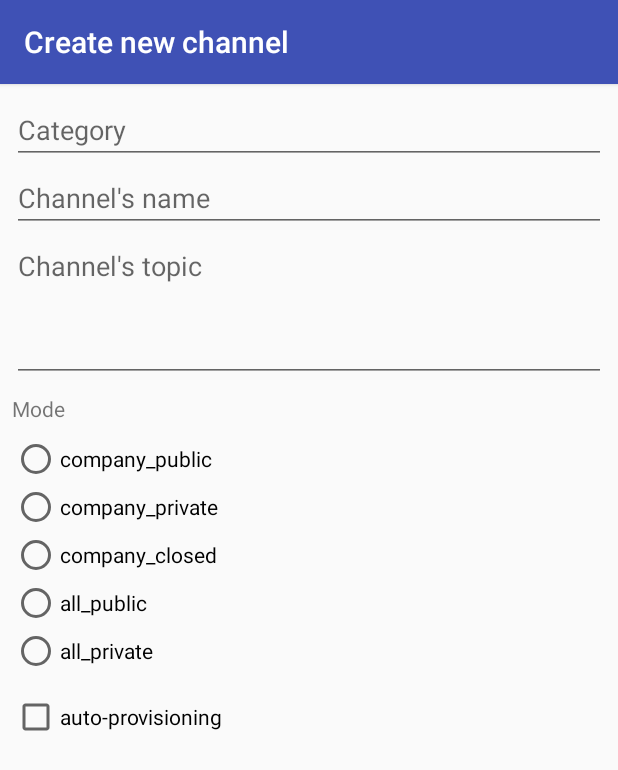
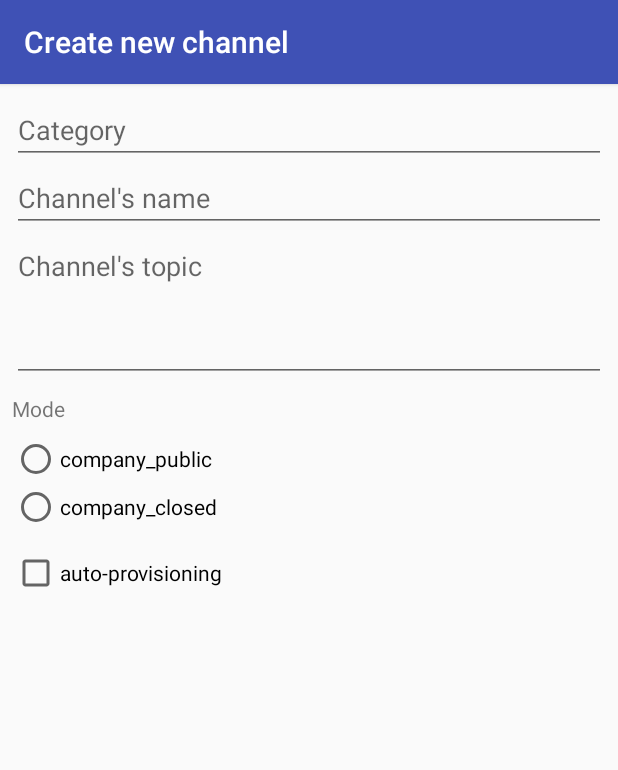
Before and after one commit to Rainbow-CPaaS/Rainbow-Android-SDK-Samples, an Android app: the fragment NewChannelFragment placed in its activity, on a phone screen of 412 x 824 dp. Shown: the top 770 px of the screen. Run offline under Robolectric (Android 15) with nearby library versions, the phone set to English and light mode, and no system bars; libraries missing offline, so code that uses them is left out: com.ale.infra; 3 statements that could not run were skipped.

Commit message:
Update after channels api renamed + migration to androidx

```diff
--- a/Channels/app/src/main/java/com/ale/channelsdemo/activities/StartupActivity.java
+++ b/Channels/app/src/main/java/com/ale/channelsdemo/activities/StartupActivity.java
@@ -3,10 +3,11 @@ package com.ale.channelsdemo.activities;
 import android.app.Fragment;
 import android.app.FragmentTransaction;
 import android.os.Bundle;
-import android.support.v7.app.AppCompatActivity;
 import android.view.Menu;
 import android.view.MenuInflater;
 import android.view.MenuItem;
+
+import androidx.appcompat.app.AppCompatActivity;
 
 import com.ale.channelsdemo.R;
 import com.ale.channelsdemo.fragments.ChannelDetailFragment;
--- a/Channels/app/src/main/java/com/ale/channelsdemo/fragments/LoginFragment.java
+++ b/Channels/app/src/main/java/com/ale/channelsdemo/fragments/LoginFragment.java
@@ -2,13 +2,14 @@ package com.ale.channelsdemo.fragments;
 
 import android.app.Fragment;
 import android.os.Bundle;
-import android.support.annotation.Nullable;
 import android.view.LayoutInflater;
 import android.view.View;
 import android.view.ViewGroup;
 import android.widget.Button;
 import android.widget.EditText;
 import android.widget.Toast;
+
+import androidx.annotation.Nullable;
 
 import com.ale.channelsdemo.R;
 import com.ale.channelsdemo.activities.StartupActivity;
--- a/Channels/app/src/main/res/layout/activity_startup.xml
+++ b/Channels/app/src/main/res/layout/activity_startup.xml
@@ -1,12 +1,12 @@
 <?xml version="1.0" encoding="utf-8"?>
-<android.support.constraint.ConstraintLayout xmlns:android="http://schemas.android.com/apk/res/android"
+<androidx.constraintlayout.widget.ConstraintLayout xmlns:android="http://schemas.android.com/apk/res/android"
     xmlns:tools="http://schemas.android.com/tools"
     android:layout_width="match_parent"
     android:layout_height="match_parent"
     xmlns:app="http://schemas.android.com/apk/res-auto"
     tools:context=".activities.StartupActivity">
 
-    <android.support.v7.widget.Toolbar
+    <androidx.appcompat.widget.Toolbar
         android:id="@+id/app_toolbar"
         android:layout_width="match_parent"
         android:layout_height="?attr/actionBarSize"
@@ -26,4 +26,4 @@
         app:layout_constraintRight_toRightOf="parent">
     </FrameLayout>
 
-</android.support.constraint.ConstraintLayout>
+</androidx.constraintlayout.widget.ConstraintLayout>
--- a/Channels/app/src/main/res/layout/channels_row.xml
+++ b/Channels/app/src/main/res/layout/channels_row.xml
@@ -1,5 +1,5 @@
 <?xml version="1.0" encoding="utf-8"?>
-<android.support.constraint.ConstraintLayout xmlns:android="http://schemas.android.com/apk/res/android"
+<androidx.constraintlayout.widget.ConstraintLayout xmlns:android="http://schemas.android.com/apk/res/android"
     android:layout_width="match_parent"
     android:layout_height="60dp"
     android:padding="6dp"
@@ -71,4 +71,4 @@
         app:layout_constraintBottom_toBottomOf="parent"
         />
 
-</android.support.constraint.ConstraintLayout>
+</androidx.constraintlayout.widget.ConstraintLayout>
--- a/Channels/app/src/main/res/layout/login_fragment.xml
+++ b/Channels/app/src/main/res/layout/login_fragment.xml
@@ -1,5 +1,5 @@
 <?xml version="1.0" encoding="utf-8"?>
-<android.support.constraint.ConstraintLayout
+<androidx.constraintlayout.widget.ConstraintLayout
     xmlns:android="http://schemas.android.com/apk/res/android"
     xmlns:app="http://schemas.android.com/apk/res-auto"
     android:padding="8dp"
@@ -41,4 +41,4 @@
         app:layout_constraintEnd_toEndOf="parent"
         app:layout_constraintTop_toBottomOf="@id/password_edit_text"/>
 
-</android.support.constraint.ConstraintLayout>
+</androidx.constraintlayout.widget.ConstraintLayout>
--- a/Channels/app/src/main/res/layout/new_channel_fragment.xml
+++ b/Channels/app/src/main/res/layout/new_channel_fragment.xml
@@ -1,5 +1,5 @@
 <?xml version="1.0" encoding="utf-8"?>
-<android.support.constraint.ConstraintLayout
+<androidx.constraintlayout.widget.ConstraintLayout
     xmlns:android="http://schemas.android.com/apk/res/android"
     xmlns:app="http://schemas.android.com/apk/res-auto"
     xmlns:tools="http://schemas.android.com/tools"
@@ -12,7 +12,7 @@
         tools:layout_editor_absoluteX="8dp"
         tools:layout_editor_absoluteY="8dp">
 
-        <android.support.constraint.ConstraintLayout
+        <androidx.constraintlayout.widget.ConstraintLayout
             android:layout_width="match_parent"
             android:layout_height="wrap_content"
             android:layout_margin="8dp"
@@ -74,32 +74,12 @@
                     android:text="company_public" />
 
                 <RadioButton
-                    android:id="@+id/newchannel_mode_company_private"
-                    android:layout_width="wrap_content"
-                    android:layout_height="wrap_content"
-                    android:layout_weight="1"
-                    android:text="company_private" />
-
-                <RadioButton
                     android:id="@+id/newchannel_mode_company_closed"
                     android:layout_width="wrap_content"
                     android:layout_height="wrap_content"
                     android:layout_weight="1"
                     android:text="company_closed" />
 
-                <RadioButton
-                    android:id="@+id/newchannel_mode_all_public"
-                    android:layout_width="wrap_content"
-                    android:layout_height="wrap_content"
-                    android:layout_weight="1"
-                    android:text="all_public" />
-
-                <RadioButton
-                    android:id="@+id/newchannel_mode_all_private"
-                    android:layout_width="wrap_content"
-                    android:layout_height="wrap_content"
-                    android:layout_weight="1"
-                    android:text="all_private" />
             </RadioGroup>
 
             <CheckBox
@@ -112,6 +92,6 @@
                 app:layout_constraintEnd_toEndOf="parent"
                 app:layout_constraintTop_toBottomOf="@id/newchannel_mode_radiogroup" />
 
-        </android.support.constraint.ConstraintLayout>
+        </androidx.constraintlayout.widget.ConstraintLayout>
     </ScrollView>
-</android.support.constraint.ConstraintLayout>
+</androidx.constraintlayout.widget.ConstraintLayout>
--- a/Channels/app/src/main/res/layout/new_channelitem_fragment.xml
+++ b/Channels/app/src/main/res/layout/new_channelitem_fragment.xml
@@ -1,5 +1,5 @@
 <?xml version="1.0" encoding="utf-8"?>
-<android.support.constraint.ConstraintLayout
+<androidx.constraintlayout.widget.ConstraintLayout
     xmlns:android="http://schemas.android.com/apk/res/android"
     android:layout_width="match_parent"
     android:layout_height="match_parent">
@@ -12,4 +12,4 @@
         android:ems="10"
         android:gravity="top"
         android:inputType="textMultiLine"/>
-</android.support.constraint.ConstraintLayout>
+</androidx.constraintlayout.widget.ConstraintLayout>
--- a/Channels/gradle.properties
+++ b/Channels/gradle.properties
@@ -11,3 +11,5 @@ org.gradle.jvmargs=-Xmx1536m
 # This option should only be used with decoupled projects. More details, visit
 # http://www.gradle.org/docs/current/userguide/multi_project_builds.html#sec:decoupled_projects
 # org.gradle.parallel=true
+android.enableJetifier=true
+android.useAndroidX=true
```
Also changed, not shown: Channels/app/build.gradle (+4 -4 lines), Channels/app/src/main/java/com/ale/channelsdemo/adapters/ChannelDetailAdapter.java (+5 -4 lines), Channels/app/src/main/java/com/ale/channelsdemo/adapters/ChannelsAdapter.java (+4 -3 lines), Channels/app/src/main/java/com/ale/channelsdemo/fragments/ChannelDetailFragment.java (+27 -14 lines), Channels/app/src/main/java/com/ale/channelsdemo/fragments/ChannelsFragment.java (+4 -3 lines), Channels/app/src/main/java/com/ale/channelsdemo/fragments/NewChannelFragment.java (+19 -13 lines), Channels/app/src/main/java/com/ale/channelsdemo/fragments/NewChannelItemFragment.java (+8 -7 lines), Channels/app/src/main/res/layout/channel_fragment.xml (+5 -5 lines), Channels/app/src/main/res/layout/channel_item_cardview.xml (+6 -6 lines), Channels/app/src/main/res/layout/channels_fragment.xml (+5 -5 lines).
